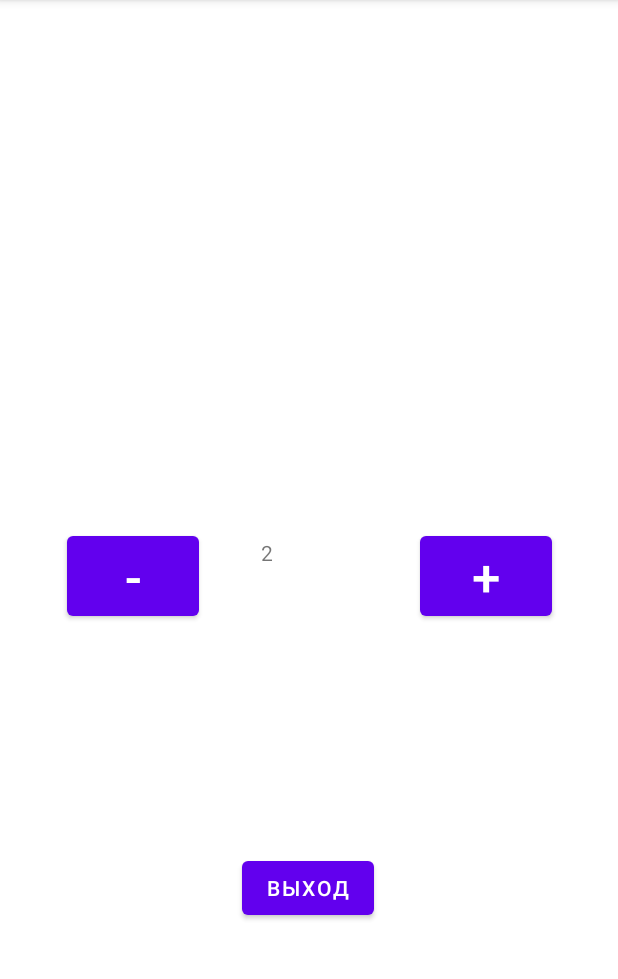
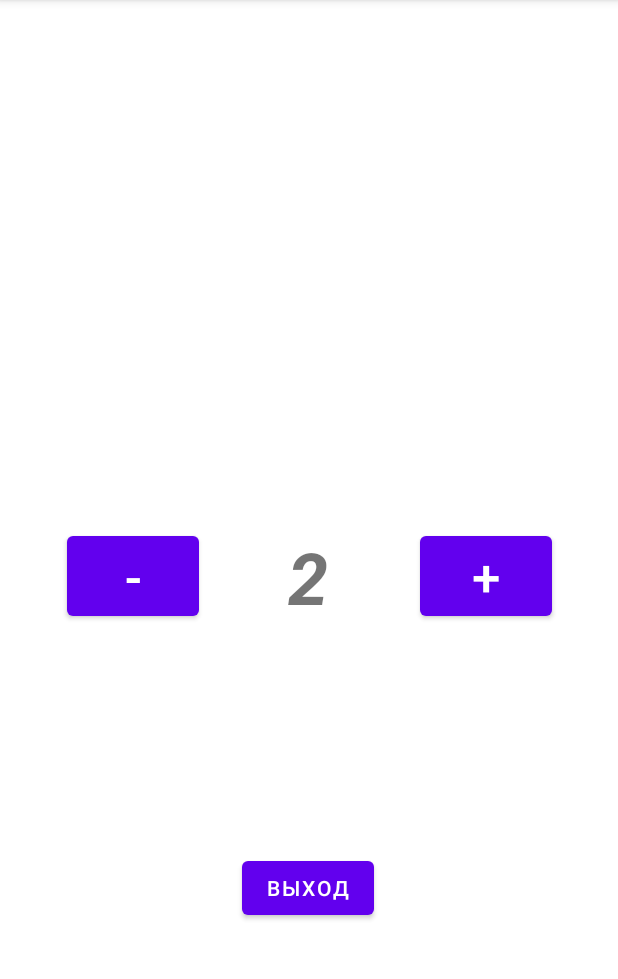
Before and after one commit to PrettyNastya/NumbersMemory, an Android app: the ActivitySeconds screen opened directly, with no data from a screen before it, on a phone screen of 412 x 824 dp, the part 84-1063 px from its top. Run offline under Robolectric (Android 15) with nearby library versions, the phone set to English and light mode, and no system bars.

Commit message:
настроено отображение значение секунд

```diff
--- a/app/src/main/res/layout/activity_seconds.xml
+++ b/app/src/main/res/layout/activity_seconds.xml
@@ -45,9 +45,16 @@
 
     <TextView
         android:id="@+id/textView2"
-        android:layout_width="62dp"
-        android:layout_height="51dp"
+        android:layout_width="wrap_content"
+        android:layout_height="wrap_content"
+        android:layout_marginStart="8dp"
+        android:layout_marginTop="32dp"
+        android:layout_marginEnd="8dp"
+        android:layout_marginBottom="32dp"
+        android:gravity="center"
         android:text="2"
+        android:textSize="48sp"
+        android:textStyle="bold|italic"
         app:flow_horizontalBias="1"
         app:layout_constraintBottom_toBottomOf="parent"
         app:layout_constraintEnd_toEndOf="parent"
```
